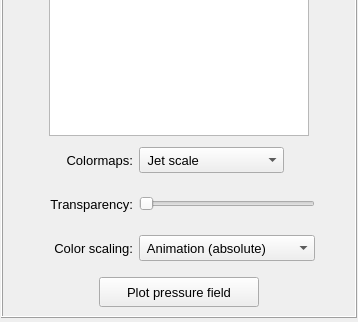
This is pulse/interface/data/ui_files/plots/results/acoustic/plot_acoustic_pressure_field_for_harmonic_analysis.ui in open-pulse/OpenPulse as Qt 5 draws it before an edit; both pictures show x 0 to 358 and y 177 to 499 of the 358 by 499 pixel window. The edited form follows.
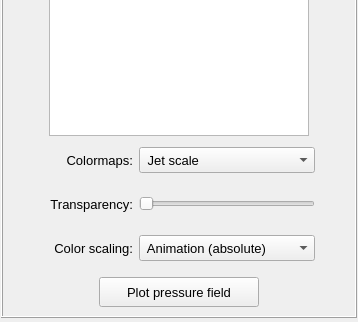
This is the edited form.

Patch:
```diff
--- a/pulse/interface/data/ui_files/plots/results/acoustic/plot_acoustic_pressure_field_for_harmonic_analysis.ui
+++ b/pulse/interface/data/ui_files/plots/results/acoustic/plot_acoustic_pressure_field_for_harmonic_analysis.ui
@@ -144,7 +144,7 @@
               </property>
               <property name="maximumSize">
                <size>
-                <width>176</width>
+                <width>200</width>
                 <height>26</height>
                </size>
               </property>
@@ -210,19 +210,6 @@
               </item>
              </widget>
             </item>
-            <item row="0" column="1">
-             <spacer name="horizontalSpacer_11">
-              <property name="orientation">
-               <enum>Qt::Horizontal</enum>
-              </property>
-              <property name="sizeHint" stdset="0">
-               <size>
-                <width>40</width>
-                <height>20</height>
-               </size>
-              </property>
-             </spacer>
-            </item>
            </layout>
           </widget>
          </item>
```
Left out of the diff: 4 changed lines with no effect on the pictures.
